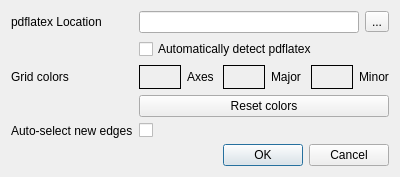
Old version of the form src/gui/preferencedialog.ui in the repository tikzit/tikzit.
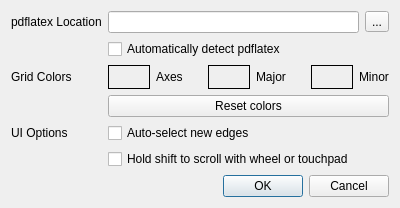
New version of the form.

Commit message: made hold shift to scroll a preference (closes #53)

The edit to the form file:
```diff
--- a/src/gui/preferencedialog.ui
+++ b/src/gui/preferencedialog.ui
@@ -47,7 +47,7 @@
      <item row="2" column="0">
       <widget class="QLabel" name="label_3">
        <property name="text">
-        <string>Grid colors</string>
+        <string>Grid Colors</string>
        </property>
       </widget>
      </item>
@@ -220,17 +220,24 @@
        </property>
       </widget>
      </item>
-     <item row="4" column="0">
+     <item row="5" column="0">
       <widget class="QLabel" name="label_2">
        <property name="text">
-        <string>Auto-select new edges</string>
+        <string>UI Options</string>
        </property>
       </widget>
      </item>
-     <item row="4" column="1">
+     <item row="5" column="1">
       <widget class="QCheckBox" name="selectNewEdges">
        <property name="text">
-        <string/>
+        <string>Auto-select new edges</string>
+       </property>
+      </widget>
+     </item>
+     <item row="6" column="1">
+      <widget class="QCheckBox" name="shiftToScroll">
+       <property name="text">
+        <string>Hold shift to scroll with wheel or touchpad</string>
        </property>
       </widget>
      </item>
```
The commit also changes 2 other files.
